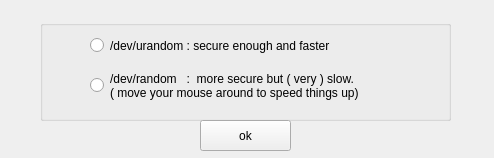
This is rngselector.ui in mhogomchungu/zuluCrypt as Qt 5 draws it before an edit. The edited form follows.
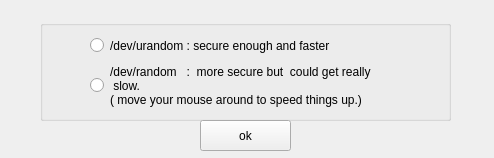
This is the edited form.

Commit message: tone down the language a bit against /dev/random

```diff
--- a/rngselector.ui
+++ b/rngselector.ui
@@ -48,8 +48,9 @@
      </rect>
     </property>
     <property name="text">
-     <string>/dev/random   :  more secure but ( very ) slow.
-( move your mouse around to speed things up)</string>
+     <string>/dev/random   :  more secure but  could get really
+ slow.
+( move your mouse around to speed things up.)</string>
     </property>
    </widget>
   </widget>
```
The commit also changes 1 other file.
